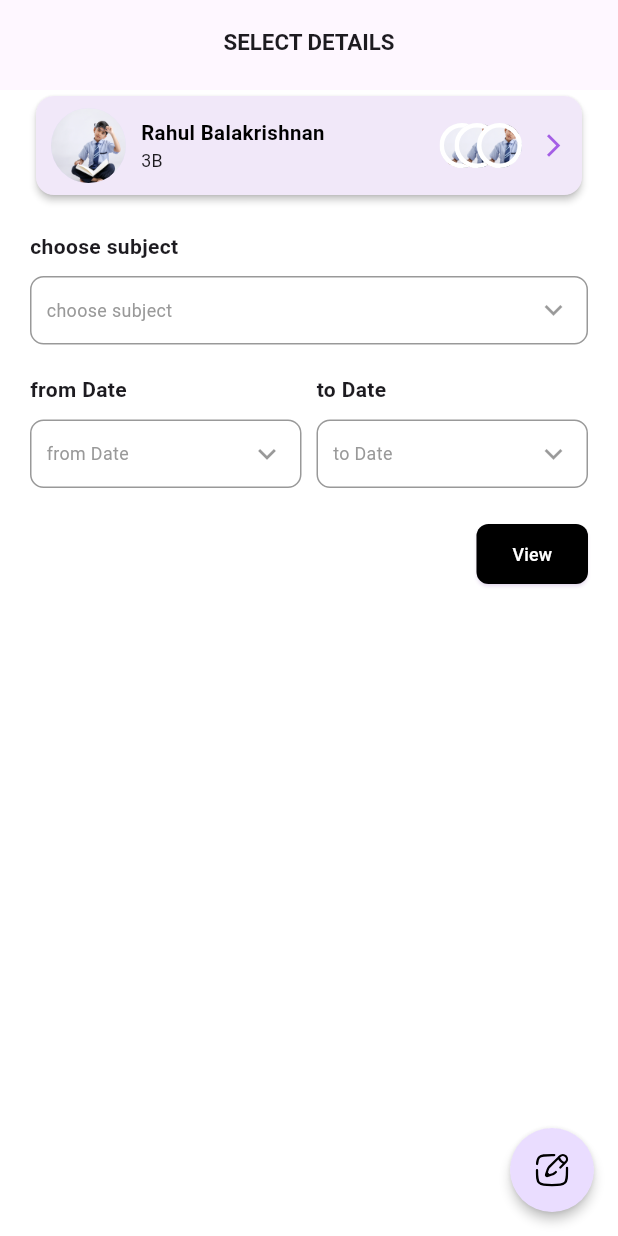
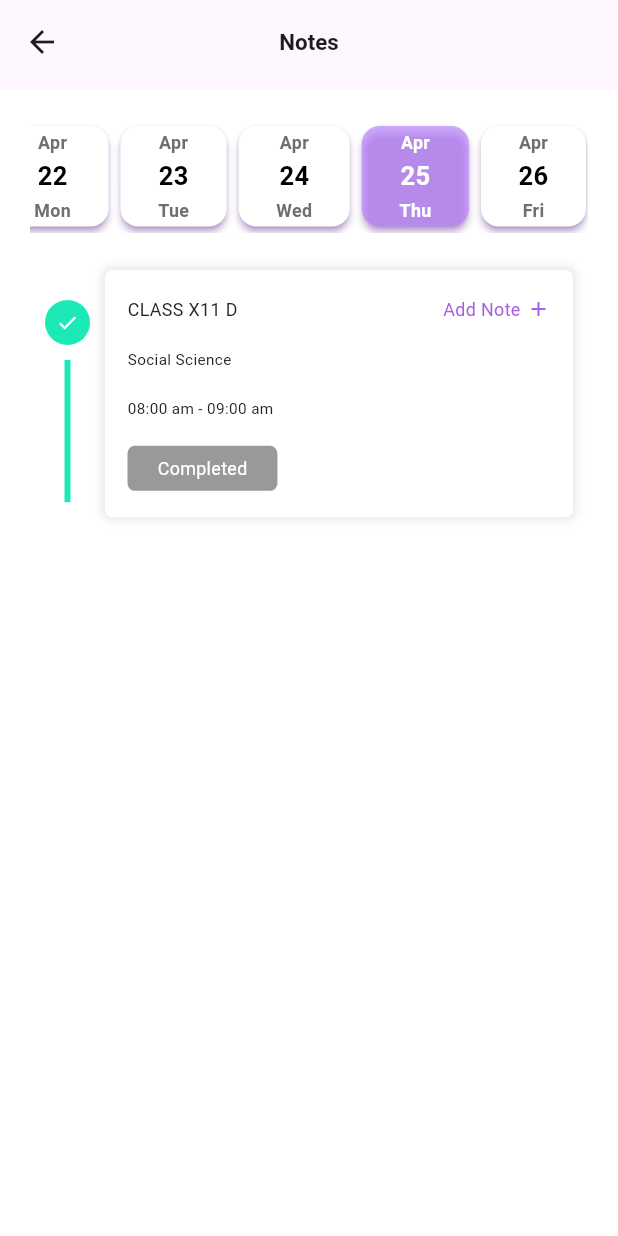
Before and after one commit to akshaykc222/mash_test, a Flutter app: the NoteScreen screen opened by its route, after a tap on an icon or button, on a phone screen of 412 x 824 dp. Run offline on Flutter 3.47's test engine with Material 3 defaults, Android fonts, the phone set to English and light mode, and no system bars; our stand-ins replace bloc, cached_network_image, dio, equatable, firebase_messaging, fl_chart and 11 more; accounts and stored records are empty; Roboto replaces fonts that are missing (SofiPro); project files that could hold a hidden picture were left out.

Commit message:
note screen added

```diff
--- a/lib/mash/presentation/pages/dashboard/widgets/schedule_item.dart
+++ b/lib/mash/presentation/pages/dashboard/widgets/schedule_item.dart
@@ -1,15 +1,9 @@
 import 'package:flutter/material.dart';
+import 'package:go_router/go_router.dart';
+import 'package:mash/mash/presentation/router/app_pages.dart';
 import 'package:mash/mash/presentation/utils/app_colors.dart';
 import 'package:mash/mash/presentation/utils/app_constants.dart';
-
-void main() {
-  runApp(MaterialApp(
-    home: Scaffold(
-      body: ListView.builder(
-          itemCount: 10, itemBuilder: (c, index) => ScheduleItem()),
-    ),
-  ));
-}
+import 'package:mash/mash/presentation/utils/app_strings.dart';
 
 class ScheduleItem extends StatelessWidget {
   const ScheduleItem({super.key});
@@ -29,7 +23,9 @@ class ScheduleItem extends StatelessWidget {
                 width: 30,
                 height: 30,
                 decoration: BoxDecoration(
-                    shape: BoxShape.circle, color: AppColors.green),
+                  shape: BoxShape.circle,
+                  color: AppColors.green,
+                ),
                 child: Center(
                   child: Icon(
                     Icons.done,
@@ -64,10 +60,13 @@ class ScheduleItem extends StatelessWidget {
                     ],
                     borderRadius: BorderRadius.circular(5)),
                 child: Padding(
-                  padding: const EdgeInsets.only(left: 15.0),
+                  padding: const EdgeInsets.symmetric(horizontal: 15.0),
                   child: Column(
                     mainAxisAlignment: MainAxisAlignment.spaceEvenly,
                     crossAxisAlignment: CrossAxisAlignment.start,
+                    children: [
+                      Row(
+                        mainAxisAlignment: MainAxisAlignment.spaceBetween,
                         children: [
                           Text(
                             "CLASS X11 D",
@@ -75,6 +74,32 @@ class ScheduleItem extends StatelessWidget {
                                 fontSize: 14,
                                 fontWeight: FontWeight.w400,
                                 color: AppColors.headText),
+                          ),
+                          GestureDetector(
+                            behavior: HitTestBehavior.translucent,
+                            onTap: () {
+                              context.pushNamed(AppPages.addNotScreen);
+                            },
+                            child: Row(
+                              children: [
+                                Text(
+                                  AppStrings.addNote,
+                                  style: TextStyle(
+                                    fontSize: 14,
+                                    fontWeight: FontWeight.w400,
+                                    color: AppColors.primaryColor,
+                                  ),
+                                ),
+                                spacerWidth4,
+                                Icon(
+                                  Icons.add,
+                                  size: 16,
+                                  color: AppColors.primaryColor,
+                                ),
+                              ],
+                            ),
+                          )
+                        ],
                       ),
                       Text(
                         "Social Science",
@@ -87,12 +112,20 @@ class ScheduleItem extends StatelessWidget {
                             TextStyle(fontSize: 12, color: AppColors.headText),
                       ),
                       Container(
-                          padding:
-                              EdgeInsets.symmetric(horizontal: 20, vertical: 5),
+                        padding: const EdgeInsets.symmetric(
+                          horizontal: 20,
+                          vertical: 6.5,
+                        ),
                         decoration: BoxDecoration(
                             color: AppColors.grey200,
                             borderRadius: BorderRadius.circular(5)),
-                          child: Text("COMPLETED"))
+                        child: Text(
+                          "Completed",
+                          style: TextStyle(
+                            color: AppColors.white,
+                          ),
+                        ),
+                      )
                     ],
                   ),
                 )),
--- a/lib/mash/presentation/pages/home/notes/note_screen.dart
+++ b/lib/mash/presentation/pages/home/notes/note_screen.dart
@@ -22,12 +22,14 @@ class NoteScreen extends StatelessWidget {
       body: _body(context),
       floatingActionButton: FloatingActionButton(
         elevation: 3,
-        shape: CircleBorder(),
+        shape: const CircleBorder(),
         child: assetFromSvg(
           AppAssets.addNote,
           color: AppColors.black,
         ),
-        onPressed: () {},
+        onPressed: () {
+          context.pushNamed(AppPages.noteAddTeacherScreen);
+        },
       ),
     );
   }
--- /dev/null
+++ b/lib/mash/presentation/pages/home/notes/widgets/horizontal_calendar_widget.dart
@@ -0,0 +1,101 @@
+import 'package:flutter/material.dart';
+import 'package:intl/intl.dart';
+import 'package:mash/core/pretty_printer.dart';
+import 'package:mash/mash/presentation/utils/app_colors.dart';
+import 'package:mash/mash/presentation/utils/app_constants.dart';
+
+class HorizontalCalendarWidget extends StatefulWidget {
+  const HorizontalCalendarWidget({super.key});
+
+  @override
+  State<HorizontalCalendarWidget> createState() =>
+      _HorizontalCalendarWidgetState();
+}
+
+class _HorizontalCalendarWidgetState extends State<HorizontalCalendarWidget> {
+  List<DateTime> currentMonthList = List.empty();
+  DateTime currentDateTime = DateTime.now();
+  late ScrollController _scrollController;
+  @override
+  void initState() {
+    currentMonthList = _getDatesInMonth(currentDateTime);
+
+    _scrollController =
+        ScrollController(initialScrollOffset: 68.0 * currentDateTime.day);
+    super.initState();
+  }
+
+  List<DateTime> _getDatesInMonth(DateTime month) {
+    final List<DateTime> dates = [];
+    final int daysInMonth = DateTime(month.year, month.month + 1, 0).day;
+
+    for (int i = 1; i <= daysInMonth; i++) {
+      dates.add(DateTime(month.year, month.month, i));
+    }
+    prettyPrint(dates.toString());
+    return dates;
+  }
+
+  @override
+  Widget build(BuildContext context) {
+    return SizedBox(
+      height: 75,
+      child: ListView.separated(
+        controller: _scrollController,
+        scrollDirection: Axis.horizontal,
+        itemCount: currentMonthList.length,
+        itemBuilder: (context, index) {
+          bool isSameday = currentMonthList[index].day == currentDateTime.day;
+          return GestureDetector(
+            onTap: () {
+              setState(() {
+                currentDateTime = currentMonthList[index];
+              });
+            },
+            child: Card(
+              shadowColor: AppColors.primaryColor,
+              elevation: 2,
+              color: isSameday
+                  ? AppColors.purple200.withOpacity(0.7)
+                  : AppColors.white,
+              child: Padding(
+                padding:
+                    const EdgeInsets.symmetric(vertical: 1, horizontal: 25),
+                child: Column(
+                  mainAxisAlignment: MainAxisAlignment.spaceAround,
+                  children: [
+                    Text(
+                      DateFormat.MMM().format(currentMonthList[index]),
+                      style: TextStyle(
+                        fontSize: 14,
+                        fontWeight: FontWeight.bold,
+                        color: isSameday ? AppColors.white : AppColors.greyText,
+                      ),
+                    ),
+                    Text(
+                      currentMonthList[index].day.toString(),
+                      style: TextStyle(
+                        fontSize: 20,
+                        fontWeight: FontWeight.bold,
+                        color: isSameday ? AppColors.white : AppColors.black,
+                      ),
+                    ),
+                    Text(
+                      DateFormat.E().format(currentMonthList[index]),
+                      style: TextStyle(
+                        fontSize: 14,
+                        fontWeight: FontWeight.bold,
+                        color: isSameday ? AppColors.white : AppColors.greyText,
+                      ),
+                    ),
+                  ],
+                ),
+              ),
+            ),
+          );
+        },
+        separatorBuilder: (context, index) => spacer20,
+      ),
+    );
+  }
+}
--- /dev/null
+++ b/lib/mash/presentation/pages/home/notes/widgets/note_adding_screen.dart
@@ -0,0 +1,28 @@
+import 'package:flutter/material.dart';
+import 'package:mash/mash/presentation/pages/dashboard/widgets/schedule_item.dart';
+import 'package:mash/mash/presentation/utils/app_constants.dart';
+import 'package:mash/mash/presentation/utils/app_strings.dart';
+import 'package:mash/mash/presentation/widgets/common_appbar.dart';
+
+import 'horizontal_calendar_widget.dart';
+
+class NoteAddingTeacherScreen extends StatelessWidget {
+  const NoteAddingTeacherScreen({super.key});
+
+  @override
+  Widget build(BuildContext context) {
+    return Scaffold(
+      appBar: commonAppbar(title: AppStrings.notes),
+      body: const Padding(
+        padding: EdgeInsets.symmetric(vertical: 20, horizontal: 20),
+        child: Column(
+          children: [
+            HorizontalCalendarWidget(),
+            spacer20,
+            ScheduleItem(),
+          ],
+        ),
+      ),
+    );
+  }
+}
--- a/lib/mash/presentation/router/app_pages.dart
+++ b/lib/mash/presentation/router/app_pages.dart
@@ -18,4 +18,6 @@ class AppPages {
   static const quizQuestionPage = '/quizQuestionScreen';
   static const homeWorksViewScreen = '/homeWorksViewScreen';
   static const homeWorksViewDetailsScreen = '/homeWorksViewDetailsScreen';
+  static const noteAddTeacherScreen = '/noteAddTeacherScreen';
+  static const addNotScreen = '/addNotScreen';
 }
--- a/lib/mash/presentation/router/router_config.dart
+++ b/lib/mash/presentation/router/router_config.dart
@@ -11,6 +11,8 @@ import 'package:mash/mash/presentation/pages/home/homeWork/widgets/select_home_w
 import 'package:mash/mash/presentation/pages/home/library/academic_detail_screen.dart';
 import 'package:mash/mash/presentation/pages/home/library/academics_screen.dart';
 import 'package:mash/mash/presentation/pages/home/notes/note_screen.dart';
+import 'package:mash/mash/presentation/pages/home/notes/widgets/add_note_widget.dart';
+import 'package:mash/mash/presentation/pages/home/notes/widgets/note_adding_screen.dart';
 import 'package:mash/mash/presentation/pages/home/quiz/question_page.dart';
 import 'package:mash/mash/presentation/pages/home/quiz/quiz_get_ready_screen.dart';
 import 'package:mash/mash/presentation/pages/home/quiz/quiz_onboarding.dart';
@@ -115,6 +117,16 @@ class AppRouteManager {
       path: AppPages.noteScreen,
       builder: (context, state) => const NoteScreen(),
     ),
+    GoRoute(
+      name: AppPages.noteAddTeacherScreen,
+      path: AppPages.noteAddTeacherScreen,
+      builder: (context, state) => const NoteAddingTeacherScreen(),
+    ),
+    GoRoute(
+      name: AppPages.addNotScreen,
+      path: AppPages.addNotScreen,
+      builder: (context, state) => const AddNoteScreen(),
+    ),
     GoRoute(path: home(), builder: _homePageRouteBuilder)
   ]);
 }
--- a/lib/mash/presentation/utils/app_assets.dart
+++ b/lib/mash/presentation/utils/app_assets.dart
@@ -32,4 +32,5 @@ class AppAssets {
   static const user = 'assets/icons/user.svg';
   static const password = 'assets/icons/password.svg';
   static const addNote = 'assets/icons/add_note.svg';
+  static const uploadIcon = 'assets/icons/upload.svg';
 }
--- a/lib/mash/presentation/utils/app_strings.dart
+++ b/lib/mash/presentation/utils/app_strings.dart
@@ -42,6 +42,13 @@ class AppStrings {
   static const String wordOfTheDay = 'Word Of The Day';
   static const String newsAndArticles = 'News & Articles';
   static const String selectProfile = 'Select Profile';
+  static const String timeTable = 'Time Table';
+  static const String notes = 'Notes';
+  static const String addNote = 'Add Note';
+  static const String createNote = 'Create Note';
+  static const String note = 'Note';
+  static const String uploadFile = 'Upload File';
+  static const String documentUploadText = 'If any documents upload here';
 
   static List<String> dashboardPerfomanceList = <String>[
     'ANNUAL ASSESSMENT',
```
Also changed, not shown: lib/mash/presentation/pages/dashboard/parent/widget/parent_dashboard_last_section.dart (+7 -36 lines), lib/mash/presentation/pages/home/homeWork/widgets/select_home_work_details_widget.dart (+0 -26 lines), lib/mash/presentation/pages/home/notes/widgets/add_note_widget.dart (added, +88 -0 lines), lib/mash/presentation/widgets/buttons/icon_button.dart (+6 -1 lines), lib/mash/presentation/widgets/common_bottom_sheet.dart (+30 -4 lines), assets/icons/upload.svg (added). Lines whose indentation alone changed are shown as unchanged.
